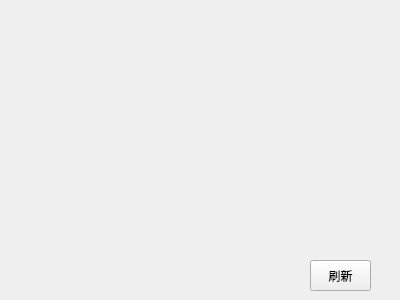
Before: the Qt Designer form logwindow_p.ui in bliz-l/7_22, drawn with Qt 5.
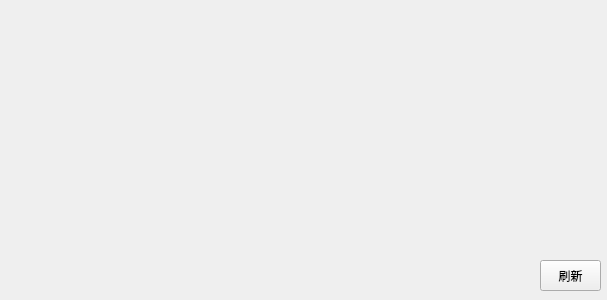
After: the same form once the commit is applied.

Patch:
```diff
--- a/logwindow_p.ui
+++ b/logwindow_p.ui
@@ -6,7 +6,7 @@
    <rect>
     <x>0</x>
     <y>0</y>
-    <width>400</width>
+    <width>607</width>
     <height>300</height>
    </rect>
   </property>
@@ -16,7 +16,7 @@
   <widget class="QPushButton" name="btn_refresh">
    <property name="geometry">
     <rect>
-     <x>310</x>
+     <x>540</x>
      <y>260</y>
      <width>61</width>
      <height>31</height>
```
